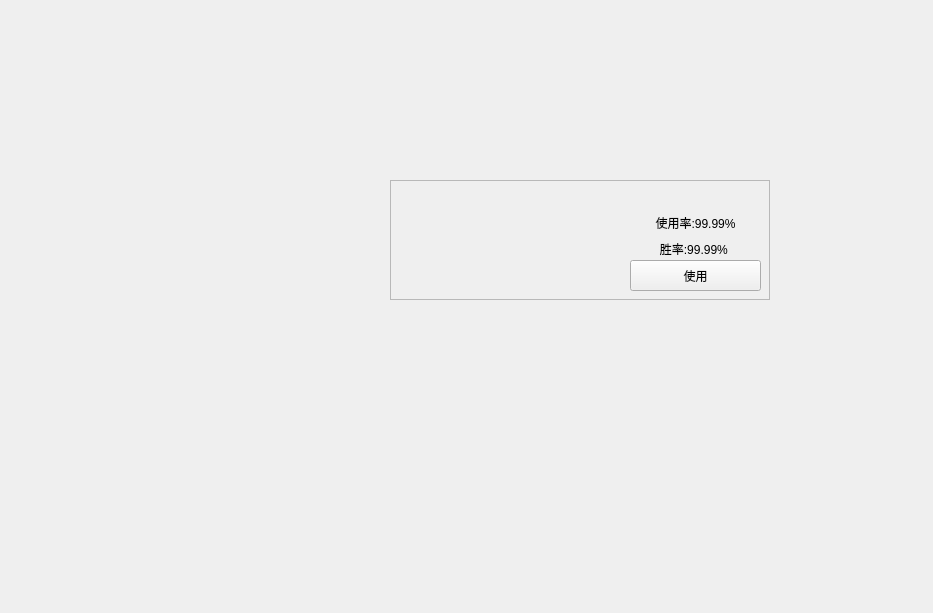
Old version of the form untitled.ui in the repository Vixiu/lolapi.
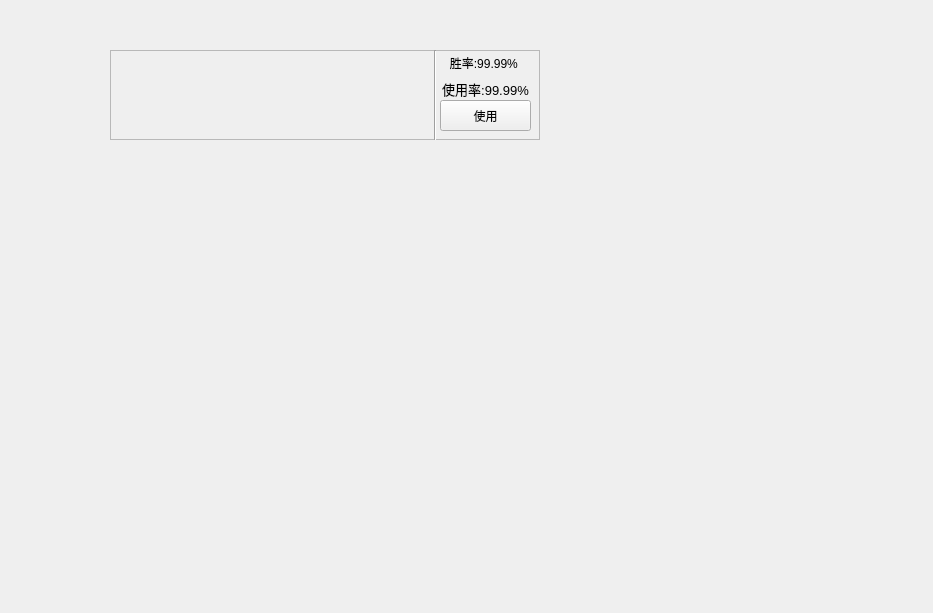
New version of the form. Icons and pictures are not drawn.

Diff of the .ui file:
```diff
--- a/untitled.ui
+++ b/untitled.ui
@@ -13,28 +13,28 @@
   <property name="windowTitle">
    <string>Form</string>
   </property>
-  <widget class="QFrame" name="frame_3">
+  <widget class="QFrame" name="fll">
    <property name="enabled">
     <bool>true</bool>
    </property>
    <property name="geometry">
     <rect>
-     <x>390</x>
-     <y>180</y>
-     <width>380</width>
-     <height>120</height>
+     <x>110</x>
+     <y>50</y>
+     <width>430</width>
+     <height>90</height>
     </rect>
    </property>
    <property name="minimumSize">
     <size>
-     <width>380</width>
-     <height>120</height>
+     <width>430</width>
+     <height>90</height>
     </size>
    </property>
    <property name="maximumSize">
     <size>
-     <width>380</width>
-     <height>120</height>
+     <width>430</width>
+     <height>90</height>
     </size>
    </property>
    <property name="styleSheet">
@@ -52,81 +52,12 @@
    <property name="midLineWidth">
     <number>0</number>
    </property>
-   <widget class="QLabel" name="f1">
-    <property name="geometry">
-     <rect>
-      <x>0</x>
-      <y>10</y>
-      <width>101</width>
-      <height>111</height>
-     </rect>
-    </property>
-    <property name="text">
-     <string/>
-    </property>
-    <property name="pixmap">
-     <pixmap>C:/Users/lnori/Desktop/ArcaneComet.png</pixmap>
-    </property>
-    <property name="scaledContents">
-     <bool>true</bool>
-    </property>
-   </widget>
-   <widget class="QWidget" name="horizontalLayoutWidget_10">
-    <property name="geometry">
-     <rect>
-      <x>120</x>
-      <y>60</y>
-      <width>101</width>
-      <height>51</height>
-     </rect>
-    </property>
-    <layout class="QHBoxLayout" name="horizontalLayout_15">
-     <item>
-      <widget class="QLabel" name="f5">
-       <property name="maximumSize">
-        <size>
-         <width>45</width>
-         <height>45</height>
-        </size>
-       </property>
-       <property name="text">
-        <string/>
-       </property>
-       <property name="pixmap">
-        <pixmap>C:/Users/lnori/Desktop/RelentlessHunter.png</pixmap>
-       </property>
-       <property name="scaledContents">
-        <bool>true</bool>
-       </property>
-      </widget>
-     </item>
-     <item>
-      <widget class="QLabel" name="f6">
-       <property name="maximumSize">
-        <size>
-         <width>45</width>
-         <height>45</height>
-        </size>
-       </property>
-       <property name="text">
-        <string/>
-       </property>
-       <property name="pixmap">
-        <pixmap>C:/Users/lnori/Desktop/EyeballCollection.png</pixmap>
-       </property>
-       <property name="scaledContents">
-        <bool>true</bool>
-       </property>
-      </widget>
-     </item>
-    </layout>
-   </widget>
    <widget class="QPushButton" name="tijiao">
     <property name="geometry">
      <rect>
-      <x>240</x>
-      <y>80</y>
-      <width>131</width>
+      <x>330</x>
+      <y>50</y>
+      <width>91</width>
       <height>31</height>
      </rect>
     </property>
@@ -140,8 +71,8 @@
    <widget class="QWidget" name="verticalLayoutWidget_7">
     <property name="geometry">
      <rect>
-      <x>250</x>
-      <y>30</y>
+      <x>320</x>
+      <y>0</y>
       <width>111</width>
       <height>51</height>
      </rect>
@@ -150,16 +81,6 @@
      <property name="spacing">
       <number>0</number>
      </property>
-     <item>
-      <widget class="QLabel" name="shiyonglv">
-       <property name="text">
-        <string>使用率:99.99%</string>
-       </property>
-       <property name="alignment">
-        <set>Qt::AlignCenter</set>
-       </property>
-      </widget>
-     </item>
      <item>
       <widget class="QLabel" name="shenglv">
        <property name="text">
@@ -170,69 +91,49 @@
        </property>
       </widget>
      </item>
+     <item>
+      <widget class="QLabel" name="shiyonglv">
+       <property name="font">
+        <font>
+         <pointsize>10</pointsize>
+        </font>
+       </property>
+       <property name="text">
+        <string>使用率:99.99%</string>
+       </property>
+       <property name="alignment">
+        <set>Qt::AlignCenter</set>
+       </property>
+      </widget>
+     </item>
     </layout>
    </widget>
-   <widget class="QWidget" name="horizontalLayoutWidget_11">
+   <widget class="QLabel" name="f1">
     <property name="geometry">
      <rect>
-      <x>250</x>
+      <x>0</x>
       <y>0</y>
-      <width>111</width>
-      <height>34</height>
+      <width>81</width>
+      <height>91</height>
      </rect>
     </property>
-    <layout class="QHBoxLayout" name="horizontalLayout_17">
-     <property name="sizeConstraint">
-      <enum>QLayout::SetFixedSize</enum>
-     </property>
-     <item>
-      <widget class="QLabel" name="f7">
-       <property name="text">
-        <string/>
-       </property>
-       <property name="pixmap">
-        <pixmap>C:/Users/lnori/Desktop/StatModsAdaptiveForceIcon.png</pixmap>
-       </property>
-       <property name="scaledContents">
-        <bool>true</bool>
-       </property>
-      </widget>
-     </item>
-     <item>
-      <widget class="QLabel" name="f8">
-       <property name="text">
-        <string/>
-       </property>
-       <property name="pixmap">
-        <pixmap>C:/Users/lnori/Desktop/StatModsArmorIcon.png</pixmap>
-       </property>
-       <property name="scaledContents">
-        <bool>true</bool>
-       </property>
-      </widget>
-     </item>
-     <item>
-      <widget class="QLabel" name="f9">
-       <property name="text">
-        <string/>
-       </property>
-       <property name="pixmap">
-        <pixmap>C:/Users/lnori/Desktop/StatModsMagicResIcon.MagicResist_Fix.png</pixmap>
-       </property>
-       <property name="scaledContents">
-        <bool>true</bool>
-       </property>
-      </widget>
-     </item>
-    </layout>
+    <property name="text">
+     <string/>
+    </property>
+    <property name="pixmap">
+     <pixmap>C:/Users/lnori/Desktop/ArcaneComet.png</pixmap>
+    </property>
+    <property name="scaledContents">
+     <bool>true</bool>
+    </property>
    </widget>
    <widget class="QWidget" name="layoutWidget_5">
     <property name="geometry">
      <rect>
-      <x>80</x>
-      <y>0</y>
-      <width>171</width>
-      <height>61</height>
+      <x>70</x>
+      <y>10</y>
+      <width>161</width>
+      <height>71</height>
      </rect>
     </property>
     <layout class="QHBoxLayout" name="horizontalLayout_16">
@@ -307,6 +208,144 @@
      </item>
     </layout>
    </widget>
+   <widget class="QWidget" name="horizontalLayoutWidget_10">
+    <property name="geometry">
+     <rect>
+      <x>230</x>
+      <y>10</y>
+      <width>91</width>
+      <height>42</height>
+     </rect>
+    </property>
+    <layout class="QHBoxLayout" name="horizontalLayout_15">
+     <item>
+      <widget class="QLabel" name="f6">
+       <property name="maximumSize">
+        <size>
+         <width>40</width>
+         <height>40</height>
+        </size>
+       </property>
+       <property name="text">
+        <string/>
+       </property>
+       <property name="pixmap">
+        <pixmap>C:/Users/lnori/Desktop/EyeballCollection.png</pixmap>
+       </property>
+       <property name="scaledContents">
+        <bool>true</bool>
+       </property>
+      </widget>
+     </item>
+     <item>
+      <widget class="QLabel" name="f5">
+       <property name="maximumSize">
+        <size>
+         <width>40</width>
+         <height>40</height>
+        </size>
+       </property>
+       <property name="text">
+        <string/>
+       </property>
+       <property name="pixmap">
+        <pixmap>C:/Users/lnori/Desktop/RelentlessHunter.png</pixmap>
+       </property>
+       <property name="scaledContents">
+        <bool>true</bool>
+       </property>
+      </widget>
+     </item>
+    </layout>
+   </widget>
+   <widget class="QWidget" name="horizontalLayoutWidget_11">
+    <property name="geometry">
+     <rect>
+      <x>230</x>
+      <y>50</y>
+      <width>92</width>
+      <height>32</height>
+     </rect>
+    </property>
+    <layout class="QHBoxLayout" name="horizontalLayout">
+     <property name="spacing">
+      <number>0</number>
+     </property>
+     <property name="sizeConstraint">
+      <enum>QLayout::SetDefaultConstraint</enum>
+     </property>
+     <item>
+      <widget class="QLabel" name="f8">
+       <property name="maximumSize">
+        <size>
+         <width>30</width>
+         <height>30</height>
+        </size>
+       </property>
+       <property name="text">
+        <string/>
+       </property>
+       <property name="pixmap">
+        <pixmap>C:/Users/lnori/Desktop/StatModsArmorIcon.png</pixmap>
+       </property>
+       <property name="scaledContents">
+        <bool>true</bool>
+       </property>
+      </widget>
+     </item>
+     <item>
+      <widget class="QLabel" name="f7">
+       <property name="maximumSize">
+        <size>
+         <width>30</width>
+         <height>30</height>
+        </size>
+       </property>
+       <property name="text">
+        <string/>
+       </property>
+       <property name="pixmap">
+        <pixmap>C:/Users/lnori/Desktop/StatModsAdaptiveForceIcon.png</pixmap>
+       </property>
+       <property name="scaledContents">
+        <bool>true</bool>
+       </property>
+      </widget>
+     </item>
+     <item>
+      <widget class="QLabel" name="f9">
+       <property name="maximumSize">
+        <size>
+         <width>30</width>
+         <height>30</height>
+        </size>
+       </property>
+       <property name="text">
+        <string/>
+       </property>
+       <property name="pixmap">
+        <pixmap>C:/Users/lnori/Desktop/StatModsMagicResIcon.MagicResist_Fix.png</pixmap>
+       </property>
+       <property name="scaledContents">
+        <bool>true</bool>
+       </property>
+      </widget>
+     </item>
+    </layout>
+   </widget>
+   <widget class="Line" name="line">
+    <property name="geometry">
+     <rect>
+      <x>315</x>
+      <y>0</y>
+      <width>21</width>
+      <height>91</height>
+     </rect>
+    </property>
+    <property name="orientation">
+     <enum>Qt::Vertical</enum>
+    </property>
+   </widget>
   </widget>
  </widget>
  <resources/>
```
